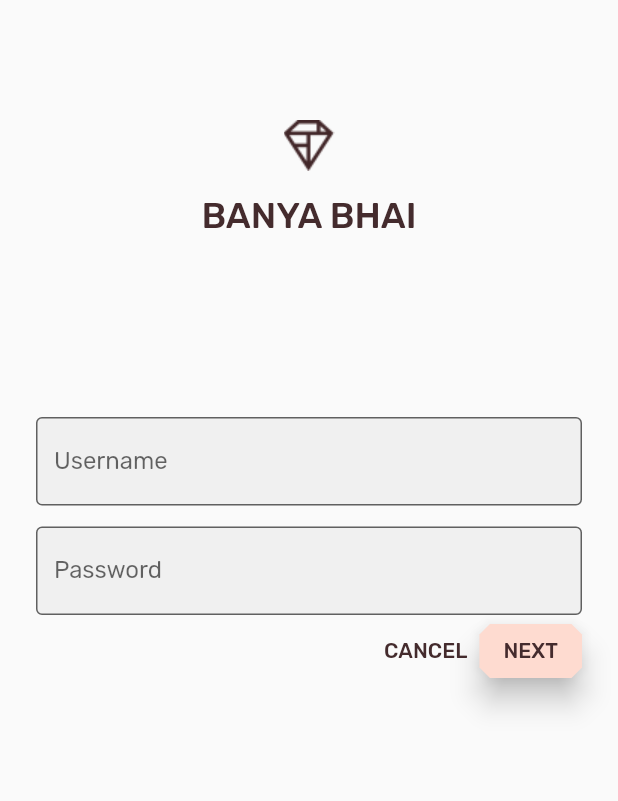
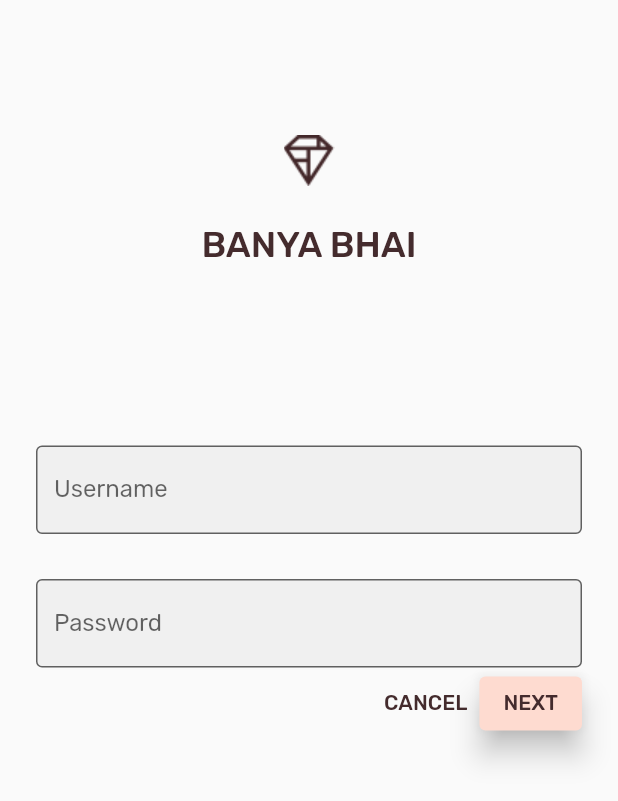
Before and after one commit to Rohan-sngh/e-commerce_-app, a Flutter app: the screen it shows after launch, on a phone screen of 412 x 824 dp. Shown: the top 801 px of the screen. Run offline on Flutter 3.47's test engine with Material 2 defaults, Android fonts, the phone set to English and light mode, and no system bars.

Commit message:
Final App

```diff
--- a/lib/login.dart
+++ b/lib/login.dart
@@ -17,11 +17,11 @@ class _LoginPageState extends State<LoginPage> {
         child: ListView(
           padding: const EdgeInsets.symmetric(horizontal: 24.0),
           children: <Widget>[
-            const SizedBox(height: 80.0),
+            const SizedBox(height: 90.0),
             Column(
               children: <Widget>[
                 Image.asset('assets/diamond.png'),
-                const SizedBox(height: 16.0),
+                const SizedBox(height: 25.0),
                 Text(
                   'BANYA BHAI',
                   style: Theme.of(context).textTheme.headline5,
@@ -38,7 +38,7 @@ class _LoginPageState extends State<LoginPage> {
               ),
             ),
 // spacer
-            const SizedBox(height: 14.0),
+            const SizedBox(height: 30.0),
 // [Password]
 
             TextField(
@@ -76,8 +76,6 @@ class _LoginPageState extends State<LoginPage> {
                   },
                   style: ElevatedButton.styleFrom(
                     elevation: 8.0,
-                    shape: const BeveledRectangleBorder(
-      borderRadius: BorderRadius.all(Radius.circular(7.0)),
                   ),
                 ),
               ],
```
